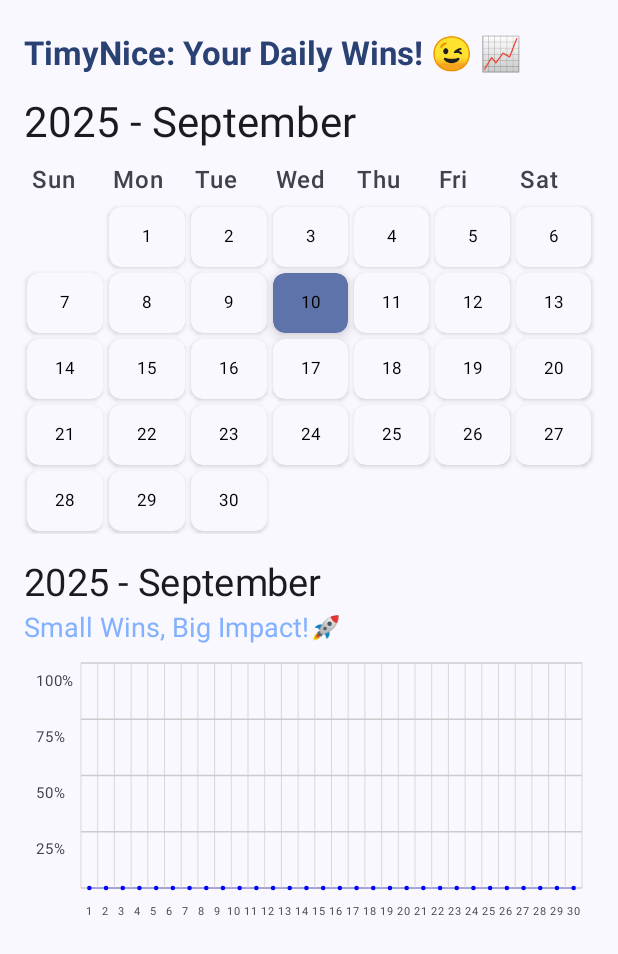
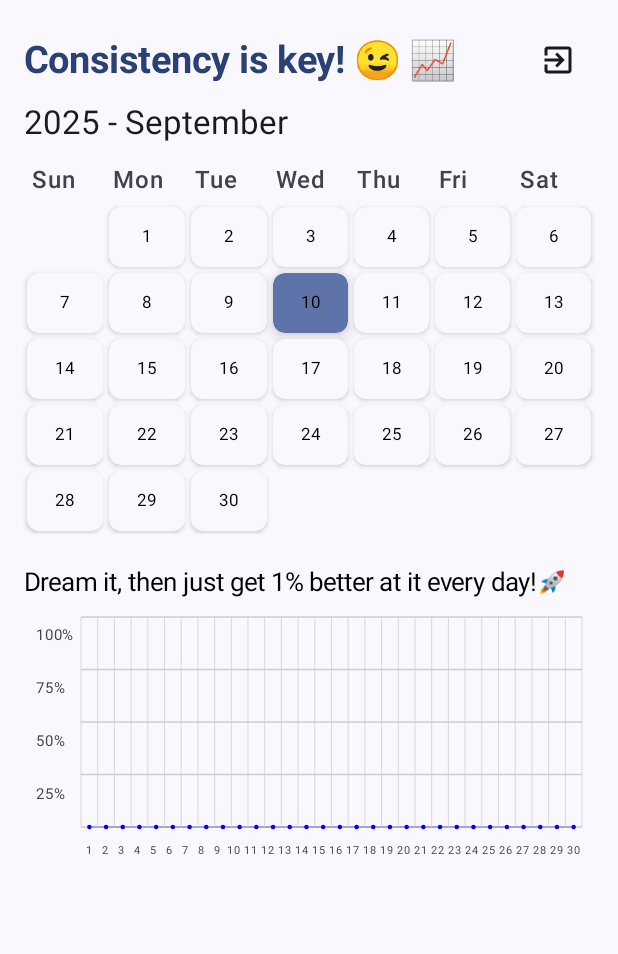
Before and after one commit to editahenriquez/timynice, an Android app built with Jetpack Compose: the screen it shows after launch (MainActivity), on a phone screen of 412 x 824 dp. Shown: the top 954 px of the screen. Run offline under Robolectric (Android 15) with nearby library versions, the phone set to English and light mode, and no system bars; our stand-ins replace Room's generated code.

Commit message:
update calendarscreen

```diff
--- a/app/build.gradle.kts
+++ b/app/build.gradle.kts
@@ -59,6 +59,8 @@ dependencies {
     implementation(libs.androidx.compose.ui)
     implementation(libs.androidx.compose.foundation)
     implementation(libs.androidx.compose.ui.geometry)
+    implementation(libs.androidx.compose.ui.text)
+    implementation(libs.androidx.compose.foundation.layout)
     ksp(libs.androidx.room.compiler)
     // UUID for generating unique IDs
     implementation(libs.uuid)
--- a/app/src/main/java/com/example/timynice/CalendarScreen.kt
+++ b/app/src/main/java/com/example/timynice/CalendarScreen.kt
@@ -19,26 +19,52 @@ import androidx.compose.ui.unit.dp
 import androidx.compose.ui.unit.sp
 import java.time.LocalDate
 import java.time.format.DateTimeFormatter
+import androidx.compose.foundation.shape.RoundedCornerShape
+import androidx.compose.material.icons.Icons
+import androidx.compose.material.icons.automirrored.filled.ExitToApp
+import androidx.compose.ui.draw.shadow
+import kotlin.system.exitProcess
 
-import androidx.compose.foundation.shape.RoundedCornerShape
-import androidx.compose.material3.Surface
-import androidx.compose.ui.draw.shadow
 @Composable
 fun CalendarScreen(
     calendarViewModel: CalendarViewModel,
     onDayClick: (String) -> Unit
 ) {
     val calendarState by calendarViewModel.calendarState.collectAsState()
-    val SoftBlue = Color(0xFF82B1FF)
+
     Column(modifier = Modifier.padding(16.dp)) {
-        val SoftBlue = Color(0xFF82B1FF) // already defined
-        Text(
-            text = "TimyNice: Your Daily Wins! 😉 📈",
+        /*Text(
+            text = "Consistency is key! 😉 📈",
             style = MaterialTheme.typography.headlineLarge.copy(fontWeight = FontWeight.Bold),
             color = MaterialTheme.colorScheme.primary,
-            fontSize = 22.sp, // modify1: smaller, softer
+            fontSize = 25.sp, // modify1: smaller, softer
             modifier = Modifier.padding(bottom = 8.dp)
-        )
+        )*/
+
+        // Top row with title and close button
+        Row(
+            modifier = Modifier.fillMaxWidth(),
+            horizontalArrangement = Arrangement.SpaceBetween,
+            verticalAlignment = Alignment.CenterVertically
+        ) {
+            Text(
+                text = "Consistency is key! 😉 📈",
+                style = MaterialTheme.typography.headlineLarge.copy(fontWeight = FontWeight.Bold),
+                color = MaterialTheme.colorScheme.primary,
+                fontSize = 25.sp,
+                modifier = Modifier.weight(1f) // Takes available space
+            )
+            IconButton(
+                onClick = { exitProcess(0) }, // Closes the app
+                modifier = Modifier.size(48.dp)
+            ) {
+                Icon(
+                    imageVector = Icons.AutoMirrored.Filled.ExitToApp,
+                    contentDescription = "Close App",
+                    tint = MaterialTheme.colorScheme.onSurface
+                )
+            }
+        }
 
         // Header row: Year-Month and monthly accomplishment %
         Row(
@@ -48,9 +74,11 @@ fun CalendarScreen(
         ) {
             Text(
                 text = calendarState.yearMonth.format(DateTimeFormatter.ofPattern("yyyy - MMMM")),
+                fontSize = 22.sp,
                 style = MaterialTheme.typography.headlineMedium
             )
         }
+
         Spacer(modifier = Modifier.height(8.dp))
         // Weekday headers
         Row(
@@ -67,7 +95,6 @@ fun CalendarScreen(
                 )
             }
         }
-
 
         Spacer(modifier = Modifier.height(4.dp))
         // Days grid
@@ -91,7 +118,7 @@ fun CalendarScreen(
                 Box(
                     modifier = Modifier
                         .size(44.dp)
-                        .padding(2.dp)
+                        .padding(horizontal = 2.dp, vertical = 2.dp)
                         .shadow(elevation = if (isToday) 6.dp else 2.dp, shape = RoundedCornerShape(8.dp))
                         .background(
                             color = if (isToday) MaterialTheme.colorScheme.primaryContainer else MaterialTheme.colorScheme.surface,
@@ -104,7 +131,7 @@ fun CalendarScreen(
                         text = displayText,
                         fontSize = 11.sp, //10
                         fontWeight = FontWeight.Normal,
-                        color = if (accomplish > 0f) Color.Blue else Color.Black
+                        color = if (accomplish > 0f) Color.Blue else Color.Black,
                     )
                 }
             }
@@ -113,21 +140,12 @@ fun CalendarScreen(
         Column(
             modifier = Modifier.padding(bottom = 8.dp)
         ) {
-            // Top line: Year - month in lowercase
             Text(
-                text = calendarState.yearMonth.format(DateTimeFormatter.ofPattern("yyyy - MMMM")),
-                style = MaterialTheme.typography.titleMedium,
-                fontSize = 25.sp,
-                fontWeight = FontWeight.Normal
-            )
-            Spacer(modifier = Modifier.height(1.dp))
-            // Second line: Motivational phrase with emoji
-            Text(
-                text = "Small Wins, Big Impact!🚀",
+                text = "Dream it, then just get 1% better at it every day!🚀",
                 style = MaterialTheme.typography.titleLarge,
-                fontSize = 18.sp,
+                fontSize = 17.sp,
                 //fontWeight = FontWeight.SemiBold,
-                color = SoftBlue,
+                color = Color.Black//SoftBlue,
             )
         }
         Spacer(modifier = Modifier.height(1.dp))
@@ -147,7 +165,7 @@ fun AccomplishmentChartLine(
         val dayStr = String.format("%04d-%02d-%02d", yearMonth.year, yearMonth.monthValue, day)
         dayAccomplishments[dayStr] ?: 0f
     }
-    val maxHeight = 150.dp // Increased height for y-axis labels
+    val maxHeight = 140.dp // Increased height for y-axis labels
     val yAxisSteps = listOf(100f, 75f, 50f, 25f, 0f) // Y-axis values
     Column(
         modifier = Modifier
--- a/app/src/main/java/com/example/timynice/room/ActivityEntity.kt
+++ b/app/src/main/java/com/example/timynice/room/ActivityEntity.kt
@@ -9,8 +9,8 @@ data class ActivityEntity(
     @PrimaryKey val id: String = UUID.randomUUID().toString(),  // Unique ID for activity
     val dayId: String,  // Links to DayEntity (date as foreign key)
     val name: String,   // Activity name (e.g., "Work", "Gym")
-    val duration: String,  // Duration in hh:mm:ss
-    val start: String,     // Start time in hh:mm:ss
-    val end: String,       // End time in hh:mm:ss
+    val duration: String,  // Duration in hh:mm
+    val start: String,     // Start time in hh:mm
+    val end: String,       // End time in hh:mm
     val checked: Boolean = false  // Completion status
 )
--- a/app/src/main/java/com/example/timynice/room/DayEntity.kt
+++ b/app/src/main/java/com/example/timynice/room/DayEntity.kt
@@ -6,6 +6,6 @@ import androidx.room.PrimaryKey
 @Entity(tableName = "days")
 data class DayEntity(
     @PrimaryKey val date: String,  // Date in yyyy-MM-dd format
-    val message: String = "Today Do your best!",
+    val message: String = "Today Do your best! 😉 📈",
     val accomplishment: Float = 0f
 )
--- a/gradle/libs.versions.toml
+++ b/gradle/libs.versions.toml
@@ -14,6 +14,8 @@ roomRuntime = "2.7.2"
 uuid = "1.1.0"
 uuidVersion = "0.8.4"
 uiGeometry = "1.9.0"
+uiText = "1.9.0"
+foundationLayout = "1.9.0"
 
 [libraries]
 androidx-compose-foundation = { module = "androidx.compose.foundation:foundation", version.ref = "foundation" }
@@ -38,6 +40,8 @@ androidx-compose-ui-test-junit4 = { group = "androidx.compose.ui", name = "ui-te
 androidx-compose-material3 = { group = "androidx.compose.material3", name = "material3" }
 uuid = { module = "com.benasher44:uuid", version.ref = "uuidVersion" }
 androidx-compose-ui-geometry = { group = "androidx.compose.ui", name = "ui-geometry", version.ref = "uiGeometry" }
+androidx-compose-ui-text = { group = "androidx.compose.ui", name = "ui-text", version.ref = "uiText" }
+androidx-compose-foundation-layout = { group = "androidx.compose.foundation", name = "foundation-layout", version.ref = "foundationLayout" }
 
 [plugins]
 android-application = { id = "com.android.application", version.ref = "agp" }
```
Also changed, not shown: app/src/main/java/com/example/timynice/DateScreen.kt (+141 -34 lines), app/src/main/java/com/example/timynice/MainActivity.kt (line endings or trailing spaces), 4 other files.
